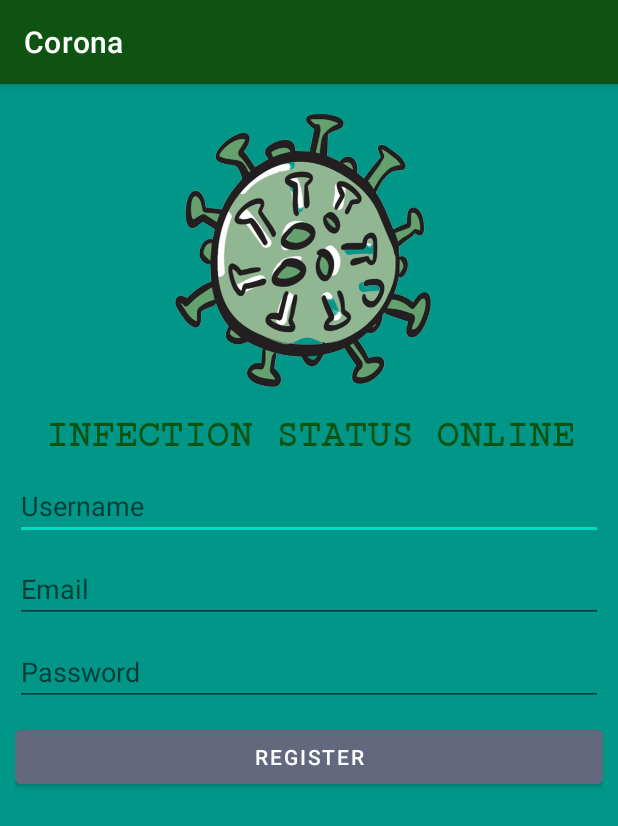
After one commit to gintaret/Corona, an Android app: the RegisterActivity screen opened directly, with no data from a screen before it, on a phone screen of 412 x 824 dp. The commit adds this screen. Shown: the top 826 px of the screen. Run offline under Robolectric (Android 15) with nearby library versions, the phone set to English and light mode, and no system bars.

Commit message:
Sukurtas registracijos xml failas.

```diff
--- a/app/src/main/AndroidManifest.xml
+++ b/app/src/main/AndroidManifest.xml
@@ -9,7 +9,8 @@
         android:roundIcon="@mipmap/ic_launcher_round"
         android:supportsRtl="true"
         android:theme="@style/Theme.Corona">
-        <activity android:name=".SearchActivity"></activity>
+        <activity android:name=".RegisterActivity"></activity>
+        <activity android:name=".SearchActivity" />
         <activity android:name=".LoginActivity">
             <intent-filter>
                 <action android:name="android.intent.action.MAIN" />
--- a/app/src/main/java/com/example/corona/LoginActivity.java
+++ b/app/src/main/java/com/example/corona/LoginActivity.java
@@ -19,6 +19,7 @@ public class LoginActivity extends AppCompatActivity { //klasės pradžia
         EditText username = findViewById(R.id.username); //susiejamas elementas vaizde su kintamuoju kode
         EditText password = findViewById(R.id.password);
         Button kaipNoriuTaipVadinu = findViewById(R.id.login);
+//        Button Register = findViewById(R.id.register);
 
         // Cia aprasomas kodas, kuris bus susijes su mygtuko paspaudimu
 
@@ -44,6 +45,9 @@ public class LoginActivity extends AppCompatActivity { //klasės pradžia
             } // Onclick pabaiga
         }); //mygtuko paspaudimo funkcijos pabaiga
 
+        //Cia bus aprasomas kodas, susijes su register mygtuko paspaudimu
+
+
 
     } //Funkcijos pabaiga
 
--- /dev/null
+++ b/app/src/main/java/com/example/corona/RegisterActivity.java
@@ -0,0 +1,14 @@
+package com.example.corona;
+
+import androidx.appcompat.app.AppCompatActivity;
+
+import android.os.Bundle;
+
+public class RegisterActivity extends AppCompatActivity {   //klases pradzia
+
+    @Override
+    protected void onCreate(Bundle savedInstanceState) {
+        super.onCreate(savedInstanceState);
+        setContentView(R.layout.activity_register);
+    }
+}
--- a/app/src/main/java/com/example/corona/Validation.java
+++ b/app/src/main/java/com/example/corona/Validation.java
@@ -6,6 +6,7 @@ import java.util.regex.Pattern;
 public class Validation {
     public static final String USERNAME_REGEX_PATTERN = "^[a-zA-Z0-9]{3,20}$";  //per static prieina; public turi buti, o ne private; ir final turi buti - final galutinis, nebekeicia; capslock su underscore turi buti; tai globalus kintamasis, nes yra klaseje, o ne funkcijoje. jis bus visur matomas}
     public static final String PASSWORD_REGEX_PATTERN = "^[a-zA-Z0-9.!@_]{5,20}$";
+    public static final String EMAIL_REGEX_PATTERN = "^[a-zA-Z0-9@._-]{10,50}$";
 
     public static boolean isUsernameValid(String username){
         Pattern pattern = Pattern.compile(USERNAME_REGEX_PATTERN);  //sukuriamos username validacijai taisyklės pagal nurodyta sablona
@@ -20,4 +21,11 @@ public class Validation {
         boolean isPasswordValid = matcher.find();
         return isPasswordValid;
     }
+
+    public static boolean isEmailValid(String email){
+        Pattern pattern = Pattern.compile(EMAIL_REGEX_PATTERN);
+        Matcher matcher = pattern.matcher(email);
+        boolean isEmailValid = matcher.find();
+        return isEmailValid;
+    }
 }
--- /dev/null
+++ b/app/src/main/res/layout/activity_register.xml
@@ -0,0 +1,72 @@
+<?xml version="1.0" encoding="utf-8"?>
+<LinearLayout xmlns:android="http://schemas.android.com/apk/res/android"
+    android:layout_width="match_parent"
+    android:layout_height="match_parent"
+    android:background="@color/colorBlue"
+    android:orientation="vertical"
+    android:padding="10dp">
+
+    <ImageView
+        android:layout_width="match_parent"
+        android:layout_height="200dp"
+        android:src="@drawable/logo" />
+
+    <Space
+        android:layout_width="wrap_content"
+        android:layout_height="10dp" />
+
+    <TextView
+        android:layout_width="match_parent"
+        android:layout_height="wrap_content"
+        android:layout_gravity="center_horizontal"
+        android:fontFamily="serif-monospace"
+        android:text="@string/app_title"
+        android:textAlignment="center"
+        android:textAllCaps="true"
+        android:textColor="@color/colorGreen"
+        android:textSize="25sp"
+        android:textStyle="bold" />
+
+    <Space
+        android:layout_width="wrap_content"
+        android:layout_height="10dp" />
+
+    <EditText
+        android:id="@+id/username"
+        android:layout_width="match_parent"
+        android:layout_height="wrap_content"
+        android:hint="@string/register_username" />
+
+    <Space
+        android:layout_width="wrap_content"
+        android:layout_height="10dp" />
+
+    <EditText
+        android:id="@+id/email"
+        android:layout_width="match_parent"
+        android:layout_height="wrap_content"
+        android:hint="@string/register_email" />
+
+    <Space
+        android:layout_width="wrap_content"
+        android:layout_height="10dp" />
+
+    <EditText
+        android:id="@+id/password"
+        android:layout_width="match_parent"
+        android:layout_height="wrap_content"
+        android:hint="@string/register_password"
+        android:inputType="textPassword" />
+
+    <Space
+        android:layout_width="wrap_content"
+        android:layout_height="10dp" />
+
+    <Button
+        android:layout_width="match_parent"
+        android:layout_height="wrap_content"
+        android:backgroundTint="@color/colorGrey"
+        android:orientation="horizontal"
+        android:text="@string/register_register" />
+
+</LinearLayout>
--- a/app/src/main/res/values/strings.xml
+++ b/app/src/main/res/values/strings.xml
@@ -8,4 +8,10 @@
     <string name="login_register">Register</string>
     <string name="login_remember_me">Remember me</string>
     <string name="login_invalid_credentials">Invalid username or/and password</string>
+
+    <string name="register_username">Username</string>
+    <string name="register_email">Email</string>
+    <string name="register_password">Password</string>
+    <string name="register_register">Register</string>
+    <string name="register_invalid_email">Invalid email</string>
 </resources>
```
